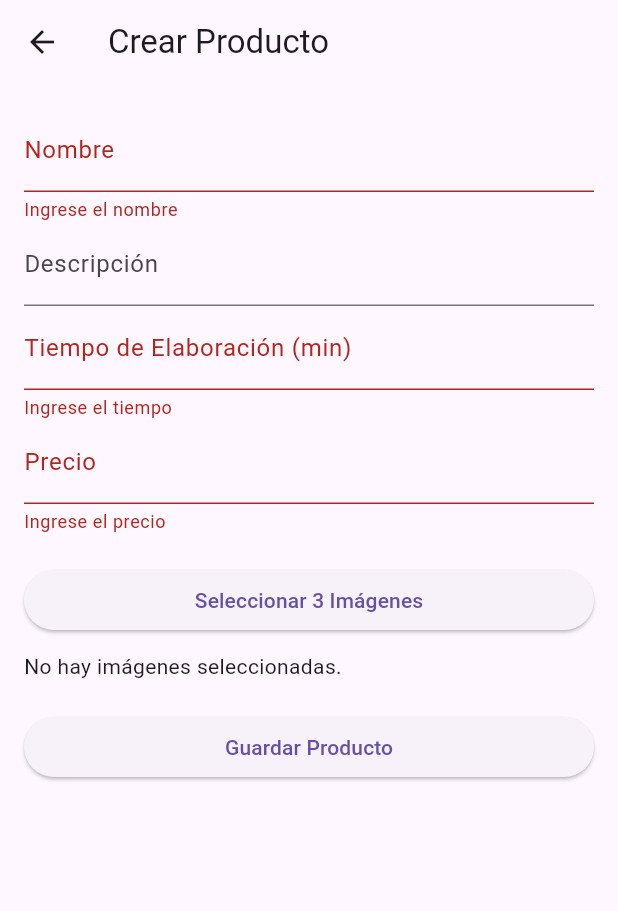
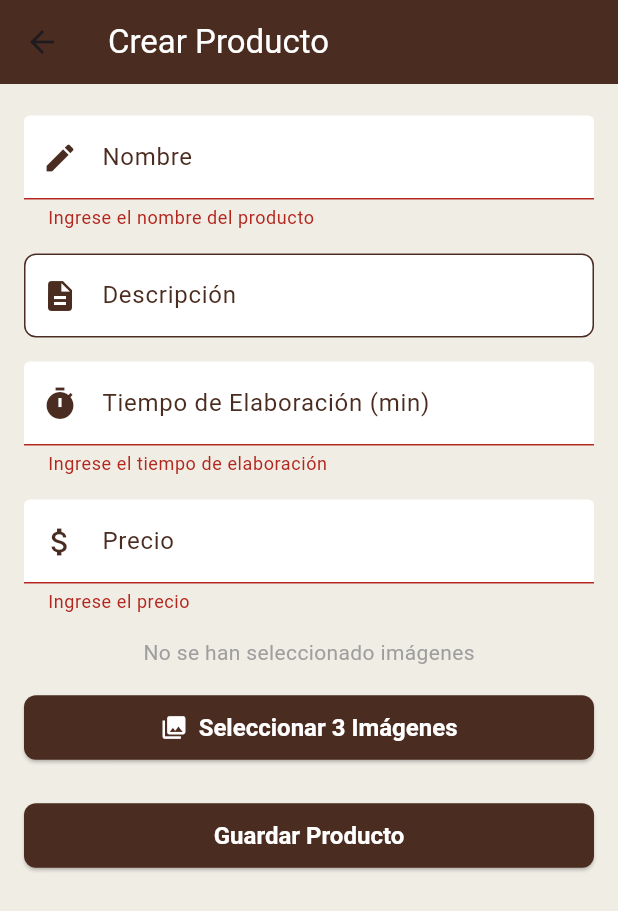
Before and after one commit to Smiriglia/mondongo-2024, a Flutter app: the CreateProductPage screen opened by its route, after a tap on "Guardar Producto", on a phone screen of 412 x 824 dp. Shown: the top 911 px of the screen. Run offline on Flutter 3.47's test engine with Material 3 defaults, Android fonts, the phone set to English and light mode, and no system bars; our stand-ins replace auto_route, flutter_dotenv, get_it, image_picker, qr_flutter and 1 more; missing offline and left inert: dart:ffi, mobile_scanner; accounts and stored records are empty; statements that could not run were skipped.

Commit message:
mejorar la interfaz de la seccion de creacion de productos

```diff
--- a/lib/view/screens/create_product_page.dart
+++ b/lib/view/screens/create_product_page.dart
@@ -1,17 +1,12 @@
 import 'dart:io';
-
 import 'package:flutter/material.dart';
 import 'package:get_it/get_it.dart';
-import 'package:mondongo/main.dart';
+import 'package:image_picker/image_picker.dart';
+import 'package:auto_route/auto_route.dart';
 import 'package:mondongo/models/producto.dart';
 import 'package:mondongo/services/data_service.dart';
-import 'package:image_picker/image_picker.dart';
-import 'package:auto_route/auto_route.dart';
 import 'package:mondongo/services/qr_service.dart';
-import 'dart:async';
-
 import 'package:mondongo/services/storage_service.dart';
-
 @RoutePage()
 class CreateProductPage extends StatefulWidget {
   const CreateProductPage({Key? key}) : super(key: key);
@@ -23,17 +18,54 @@ class CreateProductPage extends StatefulWidget {
 class _CreateProductPageState extends State<CreateProductPage> {
   final _formKey = GlobalKey<FormState>();
   final DataService _dataService = GetIt.instance.get<DataService>();
-  final StorageService _storageService = getIt.get<StorageService>();
-  final QRService _qrService = getIt.get<QRService>();
+  final StorageService _storageService = GetIt.instance.get<StorageService>();
+  final QRService _qrService = GetIt.instance.get<QRService>();
 
   String _nombre = '';
   String? _descripcion;
   int _tiempoElaboracion = 0;
   double _precio = 0.0;
   List<File> _images = [];
+  bool _isLoading = false;
+
+  final ImagePicker _picker = ImagePicker();
+
+  // Colores y estilos
+  final Color primaryColor = Color(0xFF4B2C20);
+  final Color accentColor = Colors.white;
+  final Color backgroundColor = Color(0xFFF0EDE5);
+
+  InputDecoration _inputDecoration(String label, IconData icon) {
+    return InputDecoration(
+      labelText: label,
+      labelStyle: TextStyle(color: primaryColor),
+      prefixIcon: Icon(icon, color: primaryColor),
+      filled: true,
+      fillColor: accentColor,
+      enabledBorder: OutlineInputBorder(
+        borderSide: BorderSide(color: primaryColor),
+        borderRadius: BorderRadius.circular(8),
+      ),
+      focusedBorder: OutlineInputBorder(
+        borderSide: BorderSide(color: primaryColor, width: 2),
+        borderRadius: BorderRadius.circular(8),
+      ),
+    );
+  }
+
+  ButtonStyle _buttonStyle() {
+    return ElevatedButton.styleFrom(
+      backgroundColor: primaryColor,
+      foregroundColor: accentColor,
+      textStyle: TextStyle(fontSize: 16, fontWeight: FontWeight.bold),
+      padding: EdgeInsets.symmetric(vertical: 12),
+      shape: RoundedRectangleBorder(
+        borderRadius: BorderRadius.circular(8),
+      ),
+    );
+  }
 
   Future<void> _pickImages() async {
-    final ImagePicker _picker = ImagePicker();
     final images = await _picker.pickMultiImage();
 
     if (images != null && images.length == 3) {
@@ -41,9 +73,11 @@ class _CreateProductPageState extends State<CreateProductPage> {
         _images = images.map((fileX) => File(fileX.path)).toList();
       });
     } else {
-      // Show error message
       ScaffoldMessenger.of(context).showSnackBar(
-        SnackBar(content: Text('Please select exactly 3 images.')),
+        SnackBar(
+          content: Text('Por favor, selecciona exactamente 3 imágenes.'),
+          backgroundColor: Colors.red,
+        ),
       );
     }
   }
@@ -51,13 +85,14 @@ class _CreateProductPageState extends State<CreateProductPage> {
   Future<void> _saveProduct() async {
     if (_formKey.currentState!.validate() && _images.length == 3) {
       _formKey.currentState!.save();
+      setState(() => _isLoading = true);
+
       try {
-        // Upload images and get URLs (implementation depends on your storage solution)
         List<String> imageUrls = await _uploadImages(_images);
         String qrCodeUrl = await _generateQr(_nombre);
 
         Producto newProduct = Producto(
-          id: '', // ID will be generated by the database
+          id: '',
           nombre: _nombre,
           descripcion: _descripcion,
           tiempoElaboracion: _tiempoElaboracion,
@@ -69,90 +104,130 @@ class _CreateProductPageState extends State<CreateProductPage> {
 
         await _dataService.addProducto(newProduct);
 
-        // Navigate back or show success message
+        ScaffoldMessenger.of(context).showSnackBar(
+          SnackBar(content: Text('Producto registrado exitosamente')),
+        );
         Navigator.pop(context);
       } catch (e) {
         ScaffoldMessenger.of(context).showSnackBar(
           SnackBar(
-            content: Text(
-              'Error al crear un producto: ${e}',
-            ),
+            content: Text('Error al registrar el producto: ${e.toString()}'),
           ),
         );
-        debugPrint(e.toString());
+      } finally {
+        setState(() => _isLoading = false);
       }
     }
   }
 
   Future<List<String>> _uploadImages(List<File> images) async {
     List<String>? imageUrls = await _storageService.uploadProductImages(images);
-    if (imageUrls == null) {
-      throw Exception('Error al subir las imagenes');
-    }
-
+    if (imageUrls == null) throw Exception('Error al subir las imágenes');
     return imageUrls;
   }
 
   Future<String> _generateQr(String name) async {
-    String? qrUrl = await _qrService.generateAndUploadQRCode('producto-$name', 'qr_codes', 'productos/$name');
-    if (qrUrl == null) {
-      throw Exception('Error al generar el qr');
-    }
-
+    String? qrUrl = await _qrService.generateAndUploadQRCode(
+      'producto-$name',
+      'qr_codes',
+      'productos/$name',
+    );
+    if (qrUrl == null) throw Exception('Error al generar el código QR');
     return qrUrl;
   }
 
   @override
   Widget build(BuildContext context) {
     return Scaffold(
+      backgroundColor: backgroundColor,
       appBar: AppBar(
-        title: Text('Crear Producto'),
+        title: Text(
+          'Crear Producto',
+          style: TextStyle(color: accentColor),
         ),
-      body: Padding(
+        backgroundColor: primaryColor,
+        elevation: 0,
+      ),
+      body: _isLoading
+          ? Center(
+              child: CircularProgressIndicator(
+                color: primaryColor,
+              ),
+            )
+          : Padding(
               padding: const EdgeInsets.all(16),
               child: Form(
                 key: _formKey,
                 child: ListView(
                   children: [
+                    SizedBox(height: 5),
                     TextFormField(
-                decoration: InputDecoration(labelText: 'Nombre'),
-                validator: (value) =>
-                    value!.isEmpty ? 'Ingrese el nombre' : null,
+                      decoration: _inputDecoration('Nombre', Icons.edit),
+                      validator: (value) => value!.isEmpty
+                          ? 'Ingrese el nombre del producto'
+                          : null,
                       onSaved: (value) => _nombre = value!,
                     ),
+                    SizedBox(height: 16),
                     TextFormField(
-                decoration: InputDecoration(labelText: 'Descripción'),
+                      decoration: _inputDecoration(
+                          'Descripción', Icons.description),
                       onSaved: (value) => _descripcion = value,
                     ),
+                    SizedBox(height: 16),
+                    TextFormField(
+                      decoration: _inputDecoration(
+                          'Tiempo de Elaboración (min)', Icons.timer),
+                      keyboardType: TextInputType.number,
+                      validator: (value) => value!.isEmpty
+                          ? 'Ingrese el tiempo de elaboración'
+                          : null,
+                      onSaved: (value) =>
+                          _tiempoElaboracion = int.parse(value!),
+                    ),
+                    SizedBox(height: 16),
                     TextFormField(
                       decoration:
-                    InputDecoration(labelText: 'Tiempo de Elaboración (min)'),
-                keyboardType: TextInputType.number,
-                validator: (value) =>
-                    value!.isEmpty ? 'Ingrese el tiempo' : null,
-                onSaved: (value) =>
-                    _tiempoElaboracion = int.parse(value ?? '0'),
-              ),
-              TextFormField(
-                decoration: InputDecoration(labelText: 'Precio'),
+                          _inputDecoration('Precio', Icons.attach_money),
                       keyboardType: TextInputType.number,
                       validator: (value) =>
                           value!.isEmpty ? 'Ingrese el precio' : null,
-                onSaved: (value) => _precio = double.parse(value ?? '0'),
+                      onSaved: (value) => _precio = double.parse(value!),
                     ),
-              SizedBox(height: 20),
-              ElevatedButton(
+                    SizedBox(height: 16),
+                    // Mostrar imágenes seleccionadas
+                    _images.isNotEmpty
+                        ? Row(
+                          mainAxisAlignment: MainAxisAlignment.center,
+                            children: _images
+                                .map((image) => Padding(
+                                      padding: const EdgeInsets.symmetric(
+                                          vertical: 4),
+                                      child: ClipRRect(
+                                        borderRadius: BorderRadius.circular(8),
+                                        child: Image.file(image, height: 100, width: 100, fit: BoxFit.contain, ),
+                                      ),
+                                    ))
+                                .toList(),
+                          )
+                        : Center(
+                            child: Text(
+                              'No se han seleccionado imágenes',
+                              style: TextStyle(color: Colors.grey),
+                            ),
+                          ),
+                    SizedBox(height: 16),
+                    ElevatedButton.icon(
                       onPressed: _pickImages,
-                child: Text('Seleccionar 3 Imágenes'),
+                      icon: Icon(Icons.photo_library),
+                      label: Text('Seleccionar 3 Imágenes'),
+                      style: _buttonStyle(),
                     ),
-              SizedBox(height: 10),
-              _images.isNotEmpty
-                  ? Text('${_images.length} imágenes seleccionadas.')
-                  : Text('No hay imágenes seleccionadas.'),
-              SizedBox(height: 20),
+                    SizedBox(height: 24),
                     ElevatedButton(
                       onPressed: _saveProduct,
                       child: Text('Guardar Producto'),
+                      style: _buttonStyle(),
                     ),
                   ],
                 ),
```
Lines whose indentation alone changed are shown as unchanged.
